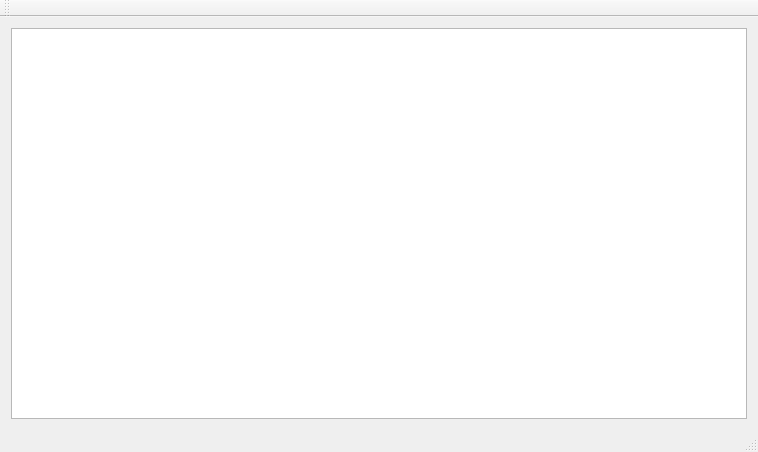
AlekseyDurachenko/my-tmp, file qt/qgraphicsscene/videotest_001/mainwindow.ui: the form before one commit.
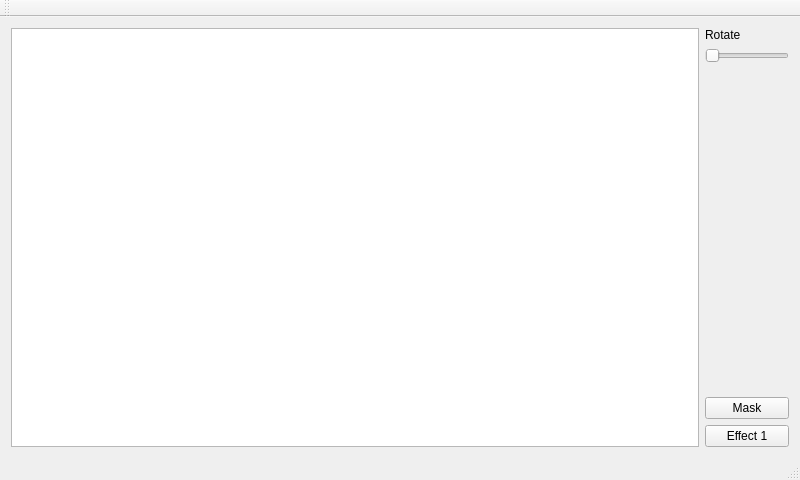
The form after the commit.

```diff
--- a/qt/qgraphicsscene/videotest_001/mainwindow.ui
+++ b/qt/qgraphicsscene/videotest_001/mainwindow.ui
@@ -6,8 +6,8 @@
    <rect>
     <x>0</x>
     <y>0</y>
-    <width>758</width>
-    <height>452</height>
+    <width>800</width>
+    <height>480</height>
    </rect>
   </property>
   <property name="windowTitle">
@@ -18,6 +18,60 @@
     <item>
      <widget class="QGraphicsView" name="graphicsView"/>
     </item>
+    <item>
+     <layout class="QVBoxLayout" name="verticalLayout">
+      <item>
+       <widget class="QLabel" name="label">
+        <property name="text">
+         <string>Rotate</string>
+        </property>
+       </widget>
+      </item>
+      <item>
+       <widget class="QSlider" name="imgRotate">
+        <property name="sizePolicy">
+         <sizepolicy hsizetype="Preferred" vsizetype="Fixed">
+          <horstretch>0</horstretch>
+          <verstretch>0</verstretch>
+         </sizepolicy>
+        </property>
+        <property name="maximum">
+         <number>180</number>
+        </property>
+        <property name="orientation">
+         <enum>Qt::Horizontal</enum>
+        </property>
+       </widget>
+      </item>
+      <item>
+       <spacer name="verticalSpacer">
+        <property name="orientation">
+         <enum>Qt::Vertical</enum>
+        </property>
+        <property name="sizeHint" stdset="0">
+         <size>
+          <width>20</width>
+          <height>40</height>
+         </size>
+        </property>
+       </spacer>
+      </item>
+      <item>
+       <widget class="QPushButton" name="pushButton_2">
+        <property name="text">
+         <string>Mask</string>
+        </property>
+       </widget>
+      </item>
+      <item>
+       <widget class="QPushButton" name="pushButton">
+        <property name="text">
+         <string>Effect 1</string>
+        </property>
+       </widget>
+      </item>
+     </layout>
+    </item>
    </layout>
   </widget>
   <widget class="QMenuBar" name="menuBar">
```
Left out of the diff: 2 changed lines with no effect on the pictures.
